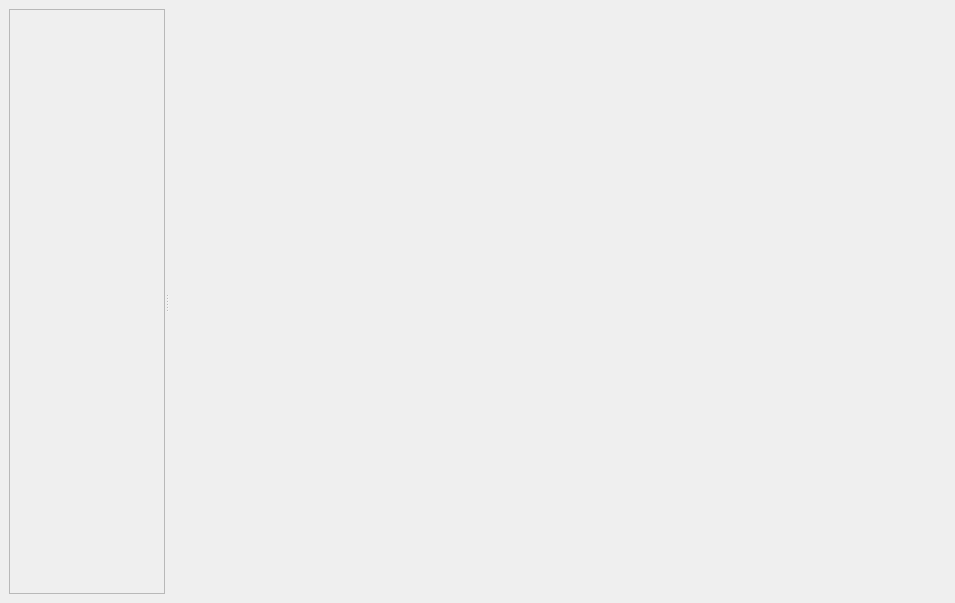
Before: the Qt Designer form src/layout/TSHBracket.ui in joaorb64/TournamentStreamHelper, drawn with Qt 5.
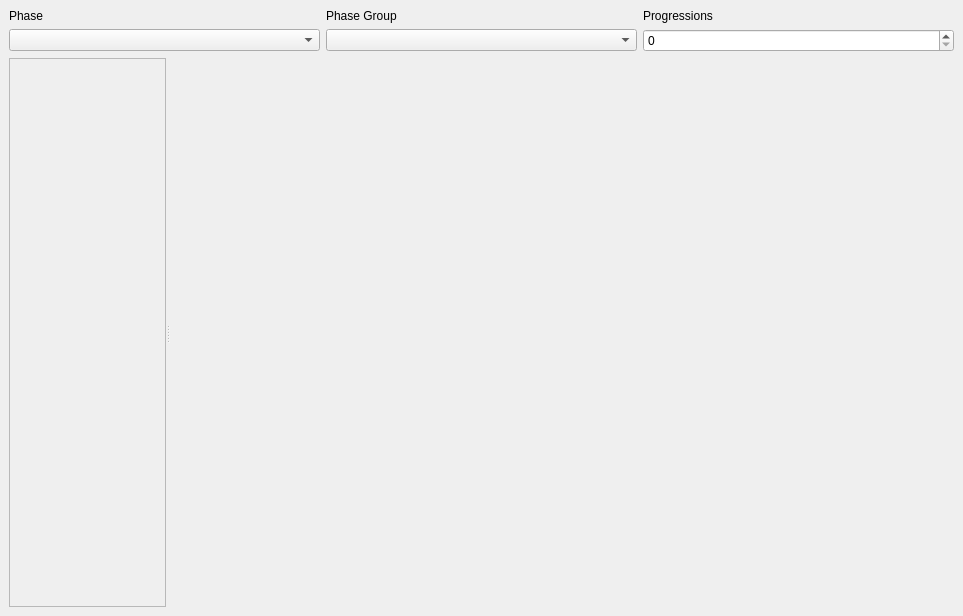
After: the same form once the commit is applied.

Commit message: Add phase/group selection, load players from group

Diff of the .ui file:
```diff
--- a/src/layout/TSHBracket.ui
+++ b/src/layout/TSHBracket.ui
@@ -6,8 +6,8 @@
    <rect>
     <x>0</x>
     <y>0</y>
-    <width>955</width>
-    <height>603</height>
+    <width>963</width>
+    <height>616</height>
    </rect>
   </property>
   <property name="locale">
@@ -24,18 +24,76 @@
     </sizepolicy>
    </property>
    <layout class="QVBoxLayout" name="verticalLayout_4">
+    <item>
+     <layout class="QHBoxLayout" name="horizontalLayout">
+      <item>
+       <layout class="QVBoxLayout" name="verticalLayout_3">
+        <item>
+         <widget class="QLabel" name="label">
+          <property name="sizePolicy">
+           <sizepolicy hsizetype="Preferred" vsizetype="Maximum">
+            <horstretch>0</horstretch>
+            <verstretch>0</verstretch>
+           </sizepolicy>
+          </property>
+          <property name="text">
+           <string>Phase</string>
+          </property>
+         </widget>
+        </item>
+        <item>
+         <widget class="QComboBox" name="phaseSelection"/>
+        </item>
+       </layout>
+      </item>
+      <item>
+       <layout class="QVBoxLayout" name="verticalLayout_5">
+        <item>
+         <widget class="QLabel" name="label_2">
+          <property name="sizePolicy">
+           <sizepolicy hsizetype="Preferred" vsizetype="Maximum">
+            <horstretch>0</horstretch>
+            <verstretch>0</verstretch>
+           </sizepolicy>
+          </property>
+          <property name="text">
+           <string>Phase Group</string>
+          </property>
+         </widget>
+        </item>
+        <item>
+         <widget class="QComboBox" name="phaseGroupSelection"/>
+        </item>
+       </layout>
+      </item>
+      <item>
+       <layout class="QVBoxLayout" name="verticalLayout_6">
+        <item>
+         <widget class="QLabel" name="label_3">
+          <property name="sizePolicy">
+           <sizepolicy hsizetype="Preferred" vsizetype="Maximum">
+            <horstretch>0</horstretch>
+            <verstretch>0</verstretch>
+           </sizepolicy>
+          </property>
+          <property name="text">
+           <string>Progressions</string>
+          </property>
+         </widget>
+        </item>
+        <item>
+         <widget class="QSpinBox" name="numProgressions"/>
+        </item>
+       </layout>
+      </item>
+     </layout>
+    </item>
     <item>
      <widget class="QSplitter" name="splitter">
       <property name="orientation">
        <enum>Qt::Horizontal</enum>
       </property>
       <widget class="QScrollArea" name="scrollArea">
-       <property name="sizePolicy">
-        <sizepolicy hsizetype="Maximum" vsizetype="Expanding">
-         <horstretch>0</horstretch>
-         <verstretch>0</verstretch>
-        </sizepolicy>
-       </property>
        <property name="widgetResizable">
         <bool>true</bool>
        </property>
@@ -44,8 +102,8 @@
          <rect>
           <x>0</x>
           <y>0</y>
-          <width>516</width>
-          <height>564</height>
+          <width>155</width>
+          <height>284</height>
          </rect>
         </property>
         <layout class="QVBoxLayout" name="verticalLayout"/>
```
The commit also changes 14 other files.
